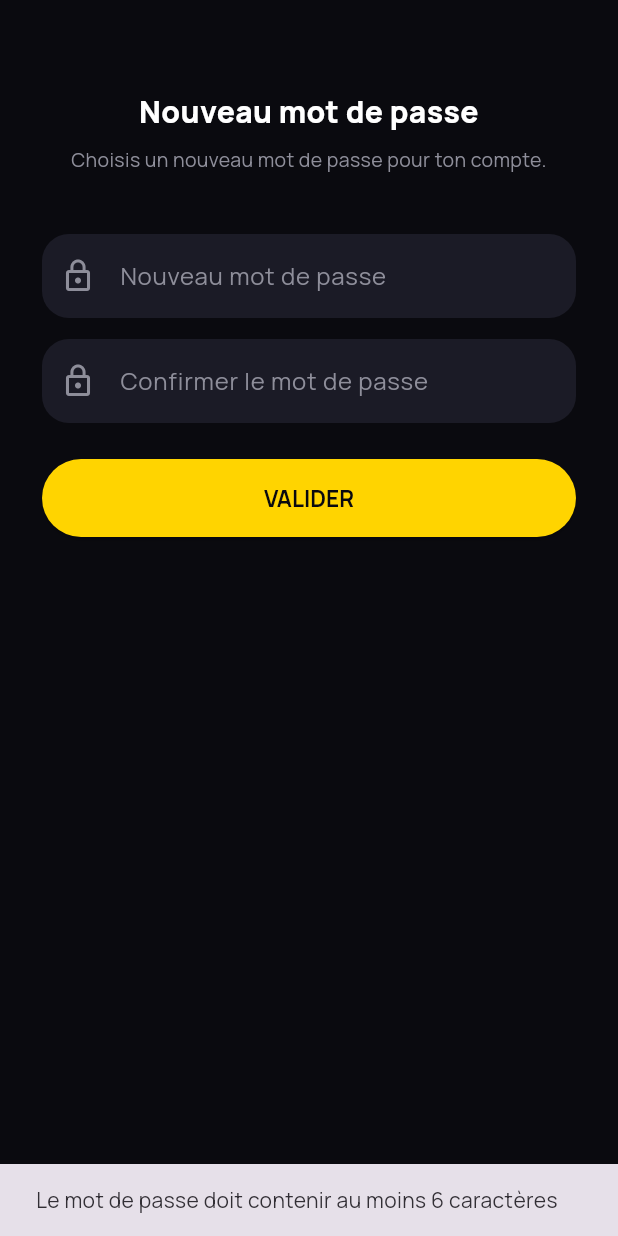
After one commit to teamgameurtv-cell/voltron-app, a Flutter app: the ResetPasswordScreen screen opened by its route, after a tap on "VALIDER", on a phone screen of 412 x 824 dp. The commit adds this screen. Run offline on Flutter 3.47's test engine with Material 3 defaults, Android fonts, the phone set to English and light mode, and no system bars; our stand-ins replace flutter_riverpod, go_router, google_fonts, supabase_flutter; accounts and stored records are empty.

Commit message:
Make forgot-password flow actually work end to end
The button already called resetPasswordForEmail, but there was no screen to catch the recovery link and let the user set a new password, so clicking the email link led nowhere. Adds a reset-password screen, a router route for it, and a listener for Supabase's passwordRecovery auth event to navigate there automatically.

```diff
--- a/lib/main.dart
+++ b/lib/main.dart
@@ -11,6 +11,11 @@ Future<void> main() async {
     url: SupabaseConfig.url,
     publishableKey: SupabaseConfig.publishableKey,
   );
+  Supabase.instance.client.auth.onAuthStateChange.listen((data) {
+    if (data.event == AuthChangeEvent.passwordRecovery) {
+      appRouter.go('/reset-password');
+    }
+  });
   runApp(const ProviderScope(child: VoltronApp()));
 }
 
--- a/lib/router/app_router.dart
+++ b/lib/router/app_router.dart
@@ -4,6 +4,7 @@ import 'package:go_router/go_router.dart';
 import '../screens/splash_screen.dart';
 import '../screens/login_screen.dart';
 import '../screens/signup_screen.dart';
+import '../screens/reset_password_screen.dart';
 import '../screens/home/accueil_screen.dart';
 import '../screens/home/home_shell.dart';
 import '../screens/shop/shop_screen.dart';
@@ -55,6 +56,10 @@ final GoRouter appRouter = GoRouter(
     GoRoute(
       path: '/signup',
       builder: (context, state) => const SignupScreen(),
+    ),
+    GoRoute(
+      path: '/reset-password',
+      builder: (context, state) => const ResetPasswordScreen(),
     ),
     StatefulShellRoute.indexedStack(
       builder: (context, state, navigationShell) =>
--- a/lib/screens/login_screen.dart
+++ b/lib/screens/login_screen.dart
@@ -1,6 +1,7 @@
 import 'package:flutter/material.dart';
 import 'package:flutter_riverpod/flutter_riverpod.dart';
 import 'package:go_router/go_router.dart';
+import 'package:supabase_flutter/supabase_flutter.dart';
 import '../providers/auth_provider.dart';
 import '../theme/voltron_theme.dart';
 
@@ -117,11 +118,19 @@ class _LoginScreenState extends ConsumerState<LoginScreen> {
                       );
                       return;
                     }
-                    await ref.read(supabaseProvider).auth.resetPasswordForEmail(_emailController.text.trim());
-                    if (!context.mounted) return;
-                    ScaffoldMessenger.of(context).showSnackBar(
-                      const SnackBar(content: Text('E-mail de réinitialisation envoyé')),
-                    );
+                    try {
+                      await ref.read(supabaseProvider).auth.resetPasswordForEmail(
+                            _emailController.text.trim(),
+                            redirectTo: '${Uri.base.origin}${Uri.base.path}#/reset-password',
+                          );
+                      if (!context.mounted) return;
+                      ScaffoldMessenger.of(context).showSnackBar(
+                        const SnackBar(content: Text('E-mail de réinitialisation envoyé')),
+                      );
+                    } on AuthException catch (e) {
+                      if (!context.mounted) return;
+                      ScaffoldMessenger.of(context).showSnackBar(SnackBar(content: Text(e.message)));
+                    }
                   },
                   child: const Text(
                     'Mot de passe oublié ?',
--- /dev/null
+++ b/lib/screens/reset_password_screen.dart
@@ -0,0 +1,117 @@
+import 'package:flutter/material.dart';
+import 'package:go_router/go_router.dart';
+import 'package:supabase_flutter/supabase_flutter.dart';
+import '../theme/voltron_theme.dart';
+
+class ResetPasswordScreen extends StatefulWidget {
+  const ResetPasswordScreen({super.key});
+
+  @override
+  State<ResetPasswordScreen> createState() => _ResetPasswordScreenState();
+}
+
+class _ResetPasswordScreenState extends State<ResetPasswordScreen> {
+  final _passwordController = TextEditingController();
+  final _confirmController = TextEditingController();
+  bool _isLoading = false;
+
+  @override
+  void dispose() {
+    _passwordController.dispose();
+    _confirmController.dispose();
+    super.dispose();
+  }
+
+  Future<void> _submit() async {
+    if (_passwordController.text.length < 6) {
+      ScaffoldMessenger.of(context).showSnackBar(
+        const SnackBar(content: Text('Le mot de passe doit contenir au moins 6 caractères')),
+      );
+      return;
+    }
+    if (_passwordController.text != _confirmController.text) {
+      ScaffoldMessenger.of(context).showSnackBar(
+        const SnackBar(content: Text('Les mots de passe ne correspondent pas')),
+      );
+      return;
+    }
+    setState(() => _isLoading = true);
+    try {
+      await Supabase.instance.client.auth.updateUser(
+        UserAttributes(password: _passwordController.text),
+      );
+      if (!mounted) return;
+      ScaffoldMessenger.of(context).showSnackBar(
+        const SnackBar(content: Text('Mot de passe mis à jour, tu peux te reconnecter')),
+      );
+      context.go('/home');
+    } on AuthException catch (e) {
+      if (!mounted) return;
+      ScaffoldMessenger.of(context).showSnackBar(SnackBar(content: Text(e.message)));
+    } finally {
+      if (mounted) setState(() => _isLoading = false);
+    }
+  }
+
+  @override
+  Widget build(BuildContext context) {
+    return Scaffold(
+      backgroundColor: VoltronColors.deepBlack,
+      body: SafeArea(
+        child: SingleChildScrollView(
+          padding: const EdgeInsets.symmetric(horizontal: 28),
+          child: Column(
+            crossAxisAlignment: CrossAxisAlignment.stretch,
+            children: [
+              const SizedBox(height: 60),
+              const Text(
+                'Nouveau mot de passe',
+                textAlign: TextAlign.center,
+                style: TextStyle(color: Colors.white, fontSize: 20, fontWeight: FontWeight.w800),
+              ),
+              const SizedBox(height: 8),
+              const Text(
+                'Choisis un nouveau mot de passe pour ton compte.',
+                textAlign: TextAlign.center,
+                style: TextStyle(color: VoltronColors.greyText, fontSize: 13),
+              ),
+              const SizedBox(height: 40),
+              TextField(
+                controller: _passwordController,
+                obscureText: true,
+                style: const TextStyle(color: Colors.white),
+                decoration: const InputDecoration(
+                  hintText: 'Nouveau mot de passe',
+                  hintStyle: TextStyle(color: VoltronColors.greyText),
+                  prefixIcon: Icon(Icons.lock_outline, color: VoltronColors.greyText),
+                ),
+              ),
+              const SizedBox(height: 14),
+              TextField(
+                controller: _confirmController,
+                obscureText: true,
+                style: const TextStyle(color: Colors.white),
+                decoration: const InputDecoration(
+                  hintText: 'Confirmer le mot de passe',
+                  hintStyle: TextStyle(color: VoltronColors.greyText),
+                  prefixIcon: Icon(Icons.lock_outline, color: VoltronColors.greyText),
+                ),
+              ),
+              const SizedBox(height: 24),
+              ElevatedButton(
+                onPressed: _isLoading ? null : _submit,
+                child: _isLoading
+                    ? const SizedBox(
+                        height: 18,
+                        width: 18,
+                        child: CircularProgressIndicator(strokeWidth: 2, color: VoltronColors.deepBlack),
+                      )
+                    : const Text('VALIDER'),
+              ),
+            ],
+          ),
+        ),
+      ),
+    );
+  }
+}
```
